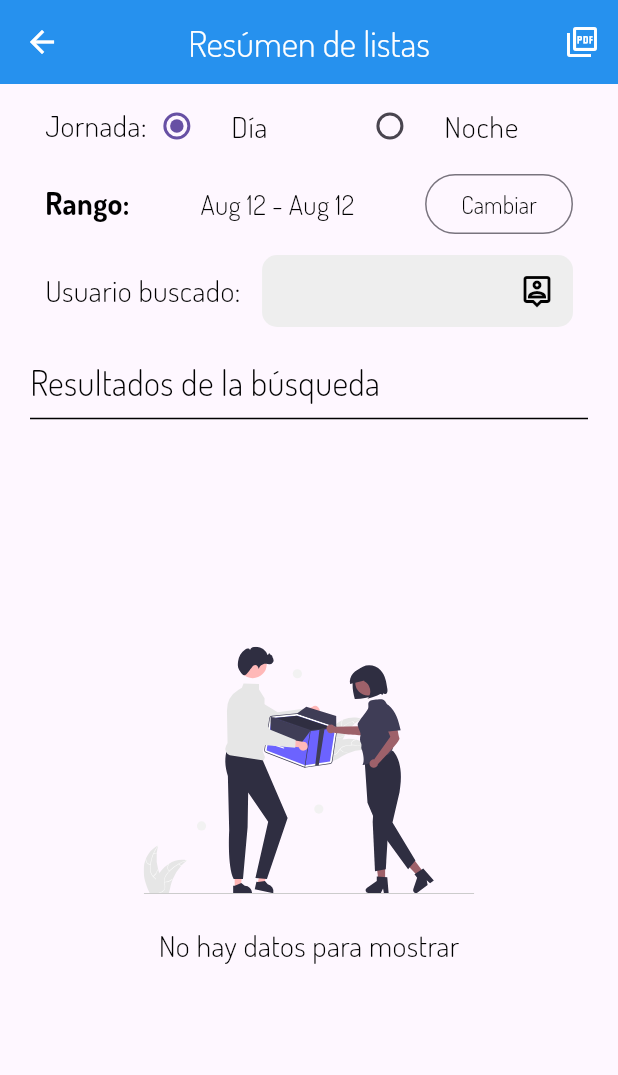
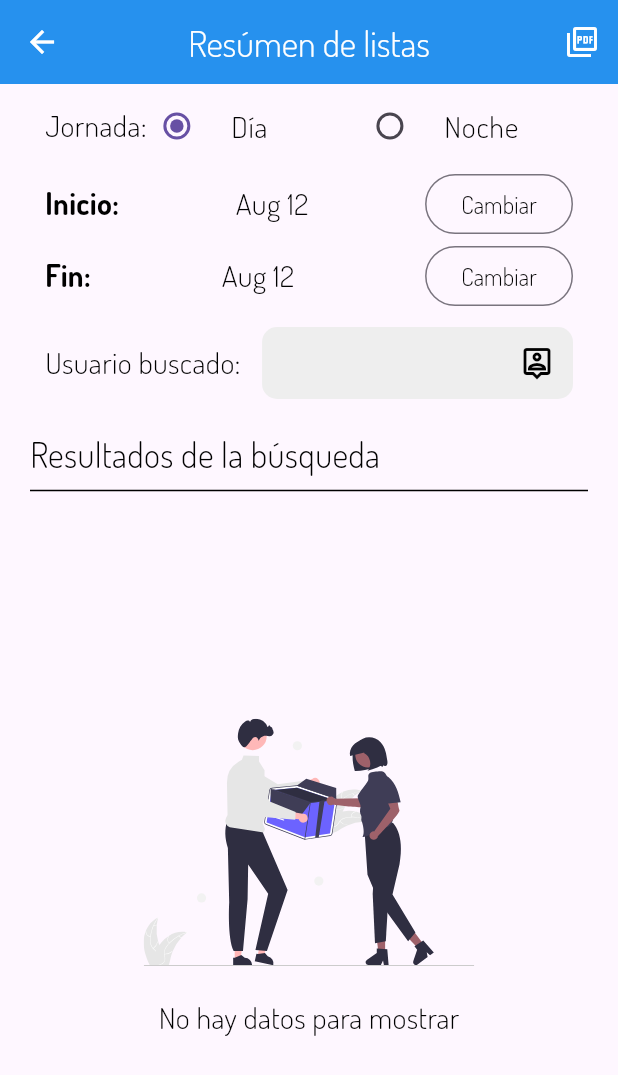
Before and after one commit to Turing0x/frontend_loreal, a Flutter app: the MakeResumenForBank screen opened directly with empty values, on a phone screen of 412 x 824 dp. Shown: the top 1075 px of the screen. Run offline on Flutter 3.47's test engine with Material 3 defaults, Android fonts, the phone set to English and light mode, and no system bars; our stand-ins replace adaptive_theme, dio, flutter_dotenv, flutter_easyloading, flutter_multi_formatter, flutter_riverpod and 12 more; missing offline and left inert: dart_jsonwebtoken, flutter_expanded_tile, github, number_text_input_formatter, r_upgrade, share_extend and 1 more; accounts and stored records are empty; generated files the repository leaves out were written again; network calls fail.

Commit message:
terminado por completo la parte del resumen

```diff
--- a/lib/config/riverpod/declarations.dart
+++ b/lib/config/riverpod/declarations.dart
@@ -1,6 +1,7 @@
 import 'package:flutter/material.dart';
 import 'package:flutter_riverpod/flutter_riverpod.dart';
 import 'package:frontend_loreal/config/controllers/cargados_controllers.dart';
+import 'package:frontend_loreal/config/riverpod/date_range_bloc.dart';
 import 'package:frontend_loreal/config/riverpod/filters_provider.dart';
 import 'package:frontend_loreal/config/riverpod/limits_provider.dart';
 import 'package:frontend_loreal/config/riverpod/payments_provider.dart';
@@ -62,6 +63,9 @@ final toBlockAnyBtnR =
     StateNotifierProvider<ToBlockAnyBtnProvider, ToBlockAnyBtnModel>(
         (ref) => ToBlockAnyBtnProvider());
 
+final dateRangeR = StateNotifierProvider<DateRnageProvider, DateRangeModel>(
+  (ref) => DateRnageProvider());
+
 ValueNotifier<bool> cambioMillionGame = ValueNotifier<bool>(true);
 ValueNotifier<bool> searchCargados = ValueNotifier<bool>(true);
 ValueNotifier<bool> syncUserControl = ValueNotifier<bool>(true);
--- a/lib/design/Banco/make_resumen.dart
+++ b/lib/design/Banco/make_resumen.dart
@@ -2,6 +2,7 @@ import 'package:flutter/material.dart';
 import 'package:flutter_easyloading/flutter_easyloading.dart';
 import 'package:flutter_riverpod/flutter_riverpod.dart';
 import 'package:frontend_loreal/config/controllers/pdf_controllers.dart';
+import 'package:frontend_loreal/design/common/date_range_widget.dart';
 import 'package:frontend_loreal/models/pdf_data_model.dart';
 import 'package:frontend_loreal/config/controllers/users_controller.dart';
 import 'package:frontend_loreal/config/extensions/lista_general_extensions.dart';
@@ -24,9 +25,6 @@ import 'package:shared_preferences/shared_preferences.dart';
 
 bool hasDataInList = false;
 String role = '';
-
-String startdate = todayGlobal;
-String enddate = todayGlobal;
 
 class MakeResumenForBank extends ConsumerStatefulWidget {
   const MakeResumenForBank({super.key, required this.userName});
@@ -66,10 +64,16 @@ class _MakeResumenForBankState extends ConsumerState<MakeResumenForBank> {
       ]),
       body: Column(
         children: [
+
           const JornadAndDate(showDate: false),
-          ctnDateRangePicker(context),
+
+          const InitialDateSelect(),
+          const EndDateSelect(),
+
           txtUser(),
+
           encabezado(context, 'Resultados de la búsqueda', false, () {}, false),
+
           Expanded(
             child: ShowList(
                 janddate: janddate, ref: ref, seeChUsername: usernameCTRL.text),
@@ -93,6 +97,8 @@ class _MakeResumenForBankState extends ConsumerState<MakeResumenForBank> {
   void makePdf() async{
     try {
 
+      final dateRange = ref.watch(dateRangeR);
+
       final SharedPreferences prefs = await SharedPreferences.getInstance();
       final pdfControllers = PdfControllers();
       EasyLoading.show(status: 'Buscando información para crear el vale...');
@@ -107,8 +113,8 @@ class _MakeResumenForBankState extends ConsumerState<MakeResumenForBank> {
         janddate.currentDate,
         janddate.currentJornada,
         makeResumen: 'resumen',
-        startDate: startdate,
-        endDate: enddate,
+        startDate: dateRange.initialDate,
+        endDate: dateRange.endDate,
       );
 
       pdfData.then((value) async{
@@ -139,12 +145,18 @@ class _MakeResumenForBankState extends ConsumerState<MakeResumenForBank> {
 
         (globalRoleToPDF == 'Banco')
             ? result = await PdfInvoiceApiBanco.generate(invoice,
-                resumen: true, startDate: startdate, endDate: enddate)
+                resumen: true,
+                startDate: dateRange.initialDate,
+                endDate: dateRange.endDate)
             : (globalRoleToPDF == 'Colector General')
                 ? result = await PdfInvoiceApiColectorGeneral.generate(invoice,
-                    resumen: true, startDate: startdate, endDate: enddate)
+                    resumen: true,
+                    startDate: dateRange.initialDate,
+                    endDate: dateRange.endDate)
                 : result = await PdfInvoiceApiColectorSimple.generate(invoice,
-                    resumen: true, startDate: startdate, endDate: enddate);
+                    resumen: true,
+                    startDate: dateRange.initialDate,
+                    endDate: dateRange.endDate);
 
         final openPdf = prefs.getBool('openPdf');
         if (openPdf ?? false) {
@@ -158,53 +170,6 @@ class _MakeResumenForBankState extends ConsumerState<MakeResumenForBank> {
     }
   }
 
-  Container ctnDateRangePicker(BuildContext context) {
-    return Container(
-      margin: const EdgeInsets.only(left: 30, right: 30),
-      child: Row(
-        mainAxisAlignment: MainAxisAlignment.spaceBetween,
-        children: [
-          textoDosis('Rango:', 20, fontWeight: FontWeight.bold),
-          Flexible(
-            child: Container(
-                height: 40,
-                width: 150,
-                alignment: Alignment.center,
-                decoration: BoxDecoration(
-
-                    borderRadius: BorderRadius.circular(10)),
-                child: textoDosis('$startdate - $enddate', 18)),
-          ),
-          Flexible(
-            child: OutlinedButton(
-                child: textoDosis('Cambiar', 16),
-                onPressed: () async {
-                  DateTimeRange? pickedDate = await showDateRangePicker(
-                      context: context,
-                      firstDate: DateTime(DateTime.now().year),
-                      lastDate: DateTime(DateTime.now().year + 1));
-
-                  if (pickedDate != null) {
-                    String pickedStart = pickedDate.toString().split(' - ')[0];
-                    String pickedEnd = pickedDate.toString().split(' - ')[1];
-
-                    String formattedStartDate =
-                        DateFormat.MMMd().format(DateTime.parse(pickedStart));
-
-                    String formattedEndDate =
-                        DateFormat.MMMd().format(DateTime.parse(pickedEnd));
-
-                    setState(() {
-                      startdate = formattedStartDate;
-                      enddate = formattedEndDate;
-                    });
-                  }
-                }),
-          )
-        ],
-      ),
-    );
-  }
 }
 
 class ShowList extends StatelessWidget {
@@ -221,6 +186,9 @@ class ShowList extends StatelessWidget {
 
   @override
   Widget build(BuildContext context) {
+
+    final dateRange = ref.watch(dateRangeR);
+
     final userCtrl = UserControllers();
     return Scaffold(
       body: ValueListenableBuilder(
@@ -232,8 +200,8 @@ class ShowList extends StatelessWidget {
                   userInfo: false,
                   janddate.currentJornada,
                   janddate.currentDate,
-                  startDate: startdate,
-                  endDate: enddate,
+                  startDate: dateRange.initialDate,
+                  endDate: dateRange.endDate,
                   makeResumen: true),
               builder: (context, AsyncSnapshot<Map<String, dynamic>> snapshot) {
                 if (snapshot.connectionState == ConnectionState.waiting) {
--- /dev/null
+++ b/lib/design/common/date_range_widget.dart
@@ -0,0 +1,118 @@
+import 'package:flutter/material.dart';
+import 'package:flutter_riverpod/flutter_riverpod.dart';
+import 'package:frontend_loreal/config/riverpod/declarations.dart';
+import 'package:frontend_loreal/config/utils_exports.dart';
+import 'package:intl/intl.dart';
+
+class InitialDateSelect extends ConsumerStatefulWidget {
+  const InitialDateSelect({super.key, this.showDate = true});
+
+  final bool showDate;
+
+  @override
+  ConsumerState<ConsumerStatefulWidget> createState() => _InitialDateSelectState();
+}
+
+class _InitialDateSelectState extends ConsumerState<InitialDateSelect> {
+  @override
+  Widget build(BuildContext context) {
+    final janddate = ref.watch(dateRangeR);
+    final janddateM = ref.read(dateRangeR.notifier);
+    return Column(
+      children: [
+        Container(
+          margin: const EdgeInsets.only(left: 30, right: 30),
+          child: Row(
+            mainAxisAlignment: MainAxisAlignment.spaceBetween,
+            children: [
+              textoDosis('Inicio:', 20, fontWeight: FontWeight.bold),
+              Flexible(
+                child: Container(
+                    height: 40,
+                    width: 150,
+                    alignment: Alignment.center,
+                    decoration: BoxDecoration(
+                      borderRadius: BorderRadius.circular(10)),
+                    child: textoDosis(janddate.initialDate, 20)),
+              ),
+              Flexible(
+                child: OutlinedButton(
+                    child: textoDosis('Cambiar', 16),
+                    onPressed: () async {
+                      DateTime? pickedDate = await showDatePicker(
+                          context: context,
+                          initialDate: DateTime.now(),
+                          firstDate: DateTime(DateTime.now().year - 1),
+                          lastDate: DateTime(DateTime.now().year + 1));
+
+                      if (pickedDate != null) {
+                        String formattedDate =
+                            DateFormat.MMMd().format(pickedDate);
+                        janddateM.setInitialDate(formattedDate);
+                      }
+                    }),
+              )
+            ],
+          ),
+        )
+      ],
+    );
+  }
+}
+
+class EndDateSelect extends ConsumerStatefulWidget {
+  const EndDateSelect({super.key, this.showDate = true});
+
+  final bool showDate;
+
+  @override
+  ConsumerState<ConsumerStatefulWidget> createState() => _EndDateSelectState();
+}
+
+class _EndDateSelectState extends ConsumerState<EndDateSelect> {
+  @override
+  Widget build(BuildContext context) {
+    final janddate = ref.watch(dateRangeR);
+    final janddateM = ref.read(dateRangeR.notifier);
+    return Column(
+      children: [
+        Container(
+          margin: const EdgeInsets.only(left: 30, right: 30),
+          child: Row(
+            mainAxisAlignment: MainAxisAlignment.spaceBetween,
+            children: [
+              textoDosis('Fin:', 20, fontWeight: FontWeight.bold),
+              Flexible(
+                child: Container(
+                    height: 40,
+                    width: 150,
+                    alignment: Alignment.center,
+                    decoration: BoxDecoration(
+
+                        borderRadius: BorderRadius.circular(10)),
+                    child: textoDosis(janddate.endDate, 20)),
+              ),
+              Flexible(
+                child: OutlinedButton(
+                    child: textoDosis('Cambiar', 16),
+                    onPressed: () async {
+                      DateTime? pickedDate = await showDatePicker(
+                          context: context,
+                          initialDate: DateTime.now(),
+                          firstDate: DateTime(DateTime.now().year - 1),
+                          lastDate: DateTime(DateTime.now().year + 1));
+
+                      if (pickedDate != null) {
+                        String formattedDate =
+                            DateFormat.MMMd().format(pickedDate);
+                        janddateM.setEndDate(formattedDate);
+                      }
+                    }),
+              )
+            ],
+          ),
+        )
+      ],
+    );
+  }
+}
```
Also changed, not shown: lib/config/riverpod/date_range_bloc.dart (added, +38 -0 lines).
